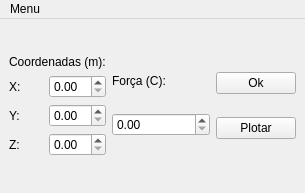
First picture: the form in Trabalho1/src/ui/uiMain.ui, repository dalmago/electromagnetism, before the edit.
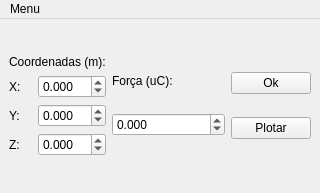
Second picture: the form after the edit.

```diff
--- a/Trabalho1/src/ui/uiMain.ui
+++ b/Trabalho1/src/ui/uiMain.ui
@@ -6,7 +6,7 @@
    <rect>
     <x>0</x>
     <y>0</y>
-    <width>305</width>
+    <width>320</width>
     <height>193</height>
    </rect>
   </property>
@@ -36,7 +36,17 @@
            </widget>
           </item>
           <item>
-           <widget class="QDoubleSpinBox" name="doubleSpinBoxX"/>
+           <widget class="QDoubleSpinBox" name="doubleSpinBoxX">
+            <property name="decimals">
+             <number>3</number>
+            </property>
+            <property name="minimum">
+             <double>-99.989999999999995</double>
+            </property>
+            <property name="singleStep">
+             <double>0.100000000000000</double>
+            </property>
+           </widget>
           </item>
          </layout>
         </item>
@@ -50,7 +60,17 @@
            </widget>
           </item>
           <item>
-           <widget class="QDoubleSpinBox" name="doubleSpinBoxY"/>
+           <widget class="QDoubleSpinBox" name="doubleSpinBoxY">
+            <property name="decimals">
+             <number>3</number>
+            </property>
+            <property name="minimum">
+             <double>-99.989999999999995</double>
+            </property>
+            <property name="singleStep">
+             <double>0.100000000000000</double>
+            </property>
+           </widget>
           </item>
          </layout>
         </item>
@@ -64,7 +84,17 @@
            </widget>
           </item>
           <item>
-           <widget class="QDoubleSpinBox" name="doubleSpinBoxZ"/>
+           <widget class="QDoubleSpinBox" name="doubleSpinBoxZ">
+            <property name="decimals">
+             <number>3</number>
+            </property>
+            <property name="minimum">
+             <double>-99.989999999999995</double>
+            </property>
+            <property name="singleStep">
+             <double>0.100000000000000</double>
+            </property>
+           </widget>
           </item>
          </layout>
         </item>
@@ -75,12 +105,22 @@
         <item>
          <widget class="QLabel" name="label_5">
           <property name="text">
-           <string>Força (C):</string>
+           <string>Força (uC):</string>
           </property>
          </widget>
         </item>
         <item>
-         <widget class="QDoubleSpinBox" name="doubleSpinBoxForce"/>
+         <widget class="QDoubleSpinBox" name="doubleSpinBoxForce">
+          <property name="decimals">
+           <number>3</number>
+          </property>
+          <property name="minimum">
+           <double>-99.989999999999995</double>
+          </property>
+          <property name="singleStep">
+           <double>0.100000000000000</double>
+          </property>
+         </widget>
         </item>
         <item>
          <spacer name="horizontalSpacer">
@@ -124,7 +164,7 @@
     <rect>
      <x>0</x>
      <y>0</y>
-     <width>305</width>
+     <width>320</width>
      <height>27</height>
     </rect>
    </property>
```
